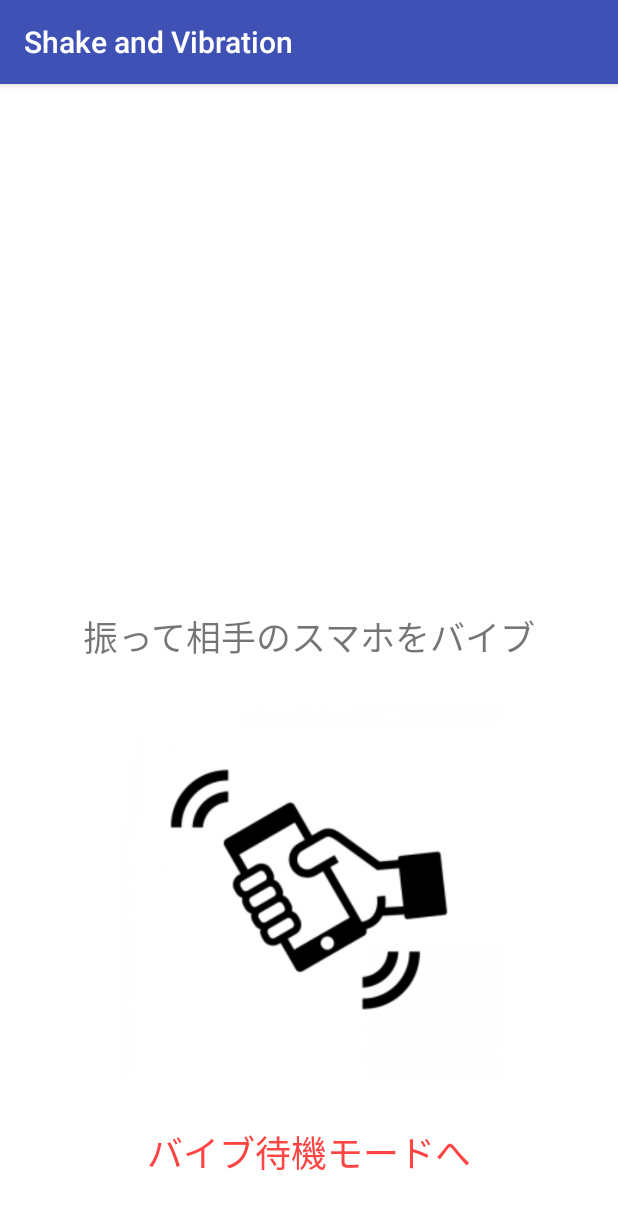
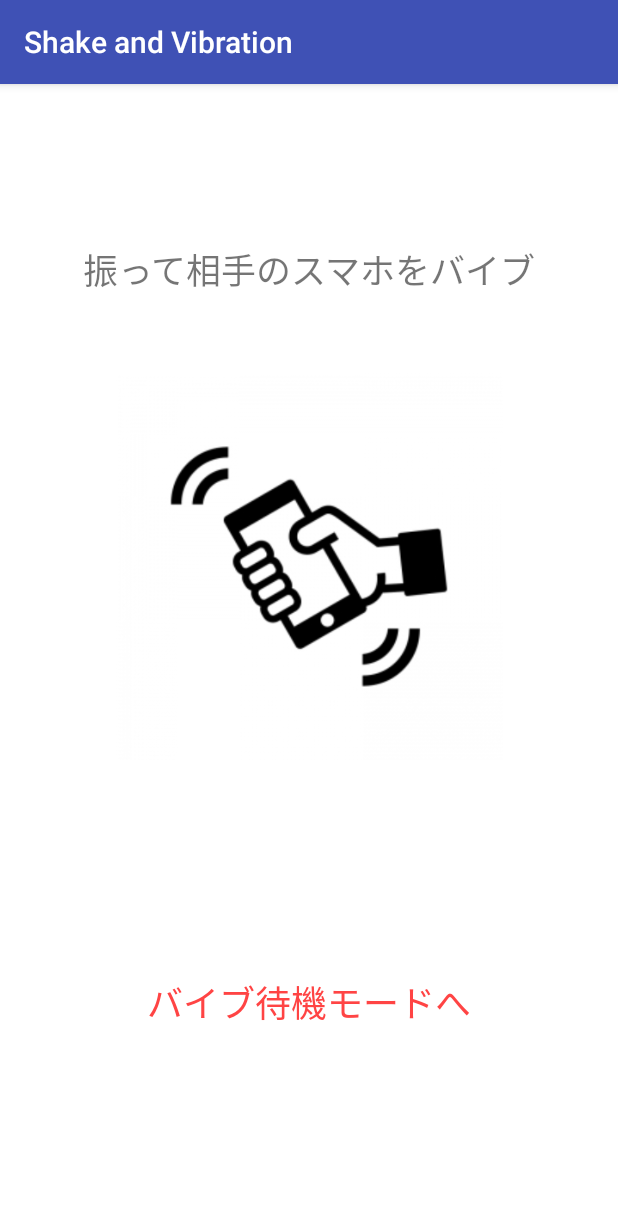
Before and after one commit to Masatsuna/ShakeandVibration, an Android app: the screen it shows after launch (MainActivity), on a phone screen of 412 x 824 dp. Shown: the top 1209 px of the screen. Run offline under Robolectric (Android 15) with nearby library versions, the phone set to English and light mode, and no system bars.

Commit message:
他の端末をバイブさせる機能を実装（ただしpriori3のみ）

```diff
--- a/app/src/main/AndroidManifest.xml
+++ b/app/src/main/AndroidManifest.xml
@@ -3,6 +3,7 @@
     package="com.example.masatsuna.shakeandvibration">
 
     <uses-permission android:name="android.permission.VIBRATE" />
+    <uses-permission android:name="android.permission.INTERNET" />
 
     <application
         android:allowBackup="true"
--- a/app/src/main/res/layout/activity_main.xml
+++ b/app/src/main/res/layout/activity_main.xml
@@ -13,55 +13,50 @@
         android:id="@+id/textview"
         android:layout_width="wrap_content"
         android:layout_height="wrap_content"
-        android:layout_marginBottom="22dp"
         android:gravity="center"
         android:text="振って相手のスマホをバイブ"
         android:textSize="23sp"
-        app:layout_constraintBottom_toTopOf="@+id/imageview"
         app:layout_constraintLeft_toLeftOf="parent"
         app:layout_constraintRight_toRightOf="parent"
-        tools:layout_constraintBottom_creator="1"
+        tools:layout_constraintTop_creator="1"
+        tools:layout_constraintRight_creator="1"
+        android:layout_marginTop="106dp"
         tools:layout_constraintLeft_creator="1"
-        tools:layout_constraintRight_creator="1" />
+        app:layout_constraintTop_toTopOf="parent" />
 
     <ImageView
         android:id="@+id/imageview"
         android:layout_width="0dp"
         android:layout_height="258dp"
-        android:layout_marginBottom="102dp"
-        android:layout_marginEnd="66dp"
-        android:layout_marginLeft="66dp"
-        android:layout_marginRight="66dp"
-        android:layout_marginStart="66dp"
-        app:layout_constraintBottom_toBottomOf="parent"
+        app:srcCompat="@drawable/shake"
         app:layout_constraintLeft_toLeftOf="parent"
         app:layout_constraintRight_toRightOf="parent"
-        app:srcCompat="@drawable/shake"
+        app:layout_constraintHorizontal_bias="0.0"
+        tools:layout_constraintRight_creator="1"
+        tools:layout_constraintBottom_creator="1"
+        app:layout_constraintBottom_toBottomOf="parent"
         tools:layout_constraintLeft_creator="1"
-        tools:layout_constraintRight_creator="1"
-        app:layout_constraintHorizontal_bias="0.0" />
+        android:layout_marginBottom="317dp" />
 
     <TextView
         android:id="@+id/textView3"
         android:layout_width="0dp"
         android:layout_height="47dp"
-        android:layout_marginBottom="32dp"
-        android:layout_marginEnd="39dp"
-        android:layout_marginLeft="39dp"
-        android:layout_marginRight="39dp"
-        android:layout_marginStart="39dp"
         android:clickable="true"
         android:gravity="center"
         android:onClick="onClick"
         android:text="バイブ待機モードへ"
         android:textColor="@android:color/holo_red_light"
         android:textSize="24sp"
-        app:layout_constraintBottom_toBottomOf="parent"
-        app:layout_constraintHorizontal_bias="0.0"
         app:layout_constraintLeft_toLeftOf="parent"
         app:layout_constraintRight_toRightOf="parent"
+        tools:layout_constraintTop_creator="1"
+        tools:layout_constraintRight_creator="1"
         tools:layout_constraintBottom_creator="1"
+        app:layout_constraintBottom_toBottomOf="parent"
+        android:layout_marginTop="59dp"
+        app:layout_constraintTop_toBottomOf="@+id/imageview"
         tools:layout_constraintLeft_creator="1"
-        tools:layout_constraintRight_creator="1" />
+        android:layout_marginBottom="53dp" />
 
 </android.support.constraint.ConstraintLayout>
```
Also changed, not shown: app/src/main/java/com/example/masatsuna/shakeandvibration/MainActivity.java (+41 -9 lines), app/src/main/java/com/example/masatsuna/shakeandvibration/MyBroadcastReceiver.java (deleted, +0 -28 lines), app/src/main/java/com/example/masatsuna/shakeandvibration/MyIntentService.java (deleted, +0 -25 lines), app/src/main/java/com/example/masatsuna/shakeandvibration/ReceiveActivity.java (+24 -8 lines).
